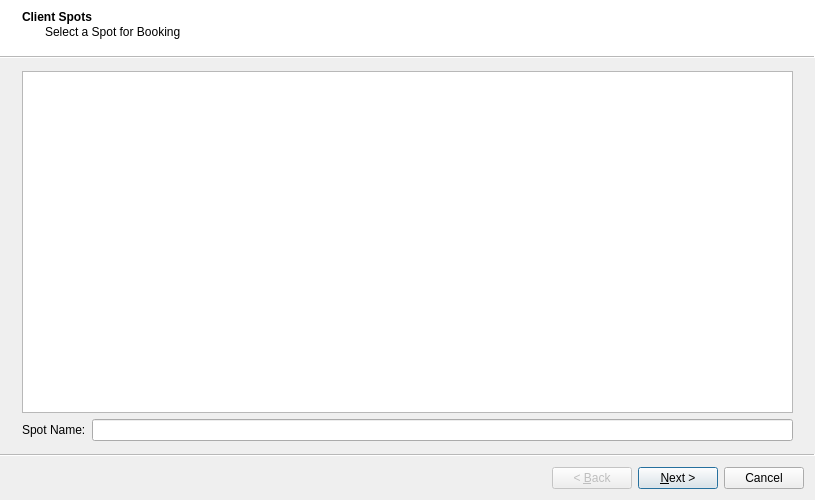
Before: the Qt Designer form rave/Traffik/bookingwizard.ui in pgathogo/raven, drawn with Qt 5.
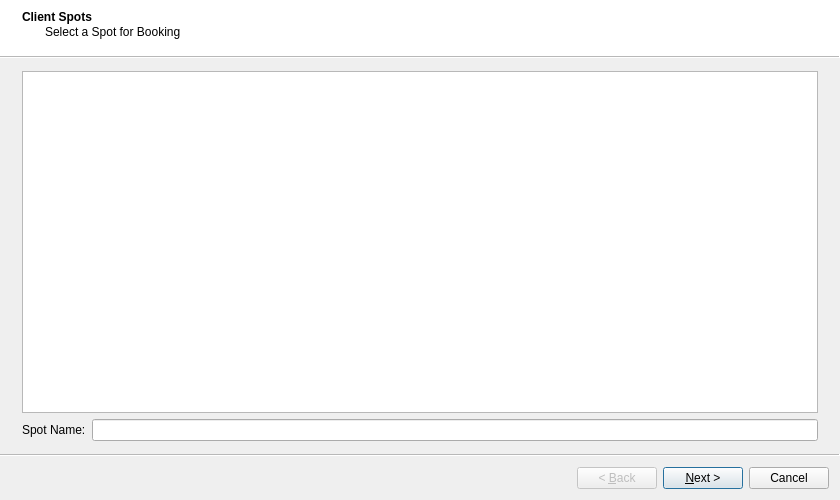
After: the same form once the commit is applied. The open tabs and pages were chosen to show the change.

Diff of the .ui file:
```diff
--- a/rave/Traffik/bookingwizard.ui
+++ b/rave/Traffik/bookingwizard.ui
@@ -6,19 +6,19 @@
    <rect>
     <x>0</x>
     <y>0</y>
-    <width>815</width>
+    <width>840</width>
     <height>500</height>
    </rect>
   </property>
   <property name="minimumSize">
    <size>
-    <width>750</width>
+    <width>840</width>
     <height>490</height>
    </size>
   </property>
   <property name="maximumSize">
    <size>
-    <width>900</width>
+    <width>950</width>
     <height>500</height>
    </size>
   </property>
```
Left out of the diff: 37 changed lines with no effect on the pictures. Lines whose indentation alone changed are shown as unchanged.
